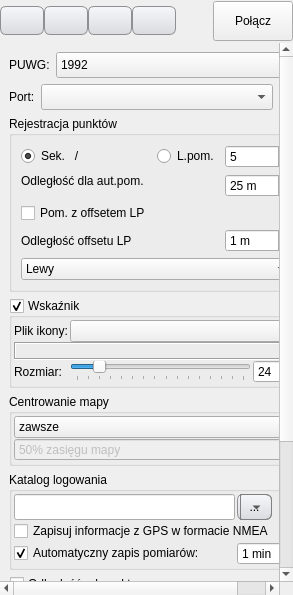
This is Ui_GPSTracker.ui in gis-support/gps-tracker as Qt 5 draws it before an edit. The edited form follows.
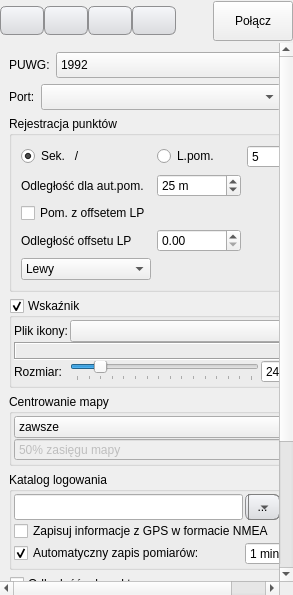
This is the edited form.

```diff
--- a/Ui_GPSTracker.ui
+++ b/Ui_GPSTracker.ui
@@ -1088,7 +1088,7 @@
             <rect>
              <x>0</x>
              <y>0</y>
-             <width>276</width>
+             <width>297</width>
              <height>651</height>
             </rect>
            </property>
@@ -1221,61 +1221,6 @@
                <string>Rejestracja punktów</string>
               </property>
               <layout class="QGridLayout" name="gridLayout">
-               <item row="0" column="1">
-                <widget class="QRadioButton" name="rbShotsAverage">
-                 <property name="sizePolicy">
-                  <sizepolicy hsizetype="Maximum" vsizetype="Fixed">
-                   <horstretch>0</horstretch>
-                   <verstretch>0</verstretch>
-                  </sizepolicy>
-                 </property>
-                 <property name="toolTip">
-                  <string>Średnia z określonej liczby pomiarów</string>
-                 </property>
-                 <property name="text">
-                  <string>L.pom.</string>
-                 </property>
-                </widget>
-               </item>
-               <item row="4" column="0" colspan="2">
-                <widget class="QLabel" name="label_2">
-                 <property name="text">
-                  <string>Odległość offsetu LP</string>
-                 </property>
-                </widget>
-               </item>
-               <item row="4" column="2">
-                <widget class="QSpinBox" name="sbOffsetDist">
-                 <property name="suffix">
-                  <string> m</string>
-                 </property>
-                 <property name="minimum">
-                  <number>1</number>
-                 </property>
-                 <property name="maximum">
-                  <number>999</number>
-                 </property>
-                 <property name="value">
-                  <number>1</number>
-                 </property>
-                </widget>
-               </item>
-               <item row="1" column="2" rowspan="2">
-                <widget class="QSpinBox" name="sbMeasureDistance">
-                 <property name="suffix">
-                  <string> m</string>
-                 </property>
-                 <property name="minimum">
-                  <number>1</number>
-                 </property>
-                 <property name="maximum">
-                  <number>999</number>
-                 </property>
-                 <property name="value">
-                  <number>25</number>
-                 </property>
-                </widget>
-               </item>
                <item row="0" column="0">
                 <widget class="QRadioButton" name="rbTimeAverage">
                  <property name="sizePolicy">
@@ -1295,18 +1240,20 @@
                  </property>
                 </widget>
                </item>
-               <item row="6" column="0" colspan="3">
-                <widget class="QComboBox" name="cmbOffsetDirection">
-                 <item>
-                  <property name="text">
-                   <string>Lewy</string>
-                  </property>
-                 </item>
-                 <item>
-                  <property name="text">
-                   <string>Prawy</string>
-                  </property>
-                 </item>
+               <item row="0" column="1">
+                <widget class="QRadioButton" name="rbShotsAverage">
+                 <property name="sizePolicy">
+                  <sizepolicy hsizetype="Maximum" vsizetype="Fixed">
+                   <horstretch>0</horstretch>
+                   <verstretch>0</verstretch>
+                  </sizepolicy>
+                 </property>
+                 <property name="toolTip">
+                  <string>Średnia z określonej liczby pomiarów</string>
+                 </property>
+                 <property name="text">
+                  <string>L.pom.</string>
+                 </property>
                 </widget>
                </item>
                <item row="0" column="2">
@@ -1322,20 +1269,73 @@
                  </property>
                 </widget>
                </item>
-               <item row="1" column="0" colspan="2">
+               <item row="1" column="0">
                 <widget class="QLabel" name="label">
                  <property name="text">
                   <string>Odległość dla aut.pom.</string>
                  </property>
                 </widget>
                </item>
-               <item row="3" column="0">
+               <item row="2" column="0">
                 <widget class="QCheckBox" name="cbOffsetMeasure">
                  <property name="text">
                   <string>Pom. z offsetem LP</string>
                  </property>
                 </widget>
                </item>
+               <item row="3" column="0">
+                <widget class="QLabel" name="label_2">
+                 <property name="text">
+                  <string>Odległość offsetu LP</string>
+                 </property>
+                </widget>
+               </item>
+               <item row="4" column="0">
+                <widget class="QComboBox" name="cmbOffsetDirection">
+                 <item>
+                  <property name="text">
+                   <string>Lewy</string>
+                  </property>
+                 </item>
+                 <item>
+                  <property name="text">
+                   <string>Prawy</string>
+                  </property>
+                 </item>
+                </widget>
+               </item>
+               <item row="3" column="1">
+                <widget class="QDoubleSpinBox" name="sbOffsetDist">
+                 <property name="sizePolicy">
+                  <sizepolicy hsizetype="Minimum" vsizetype="Fixed">
+                   <horstretch>0</horstretch>
+                   <verstretch>0</verstretch>
+                  </sizepolicy>
+                 </property>
+                 <property name="decimals">
+                  <number>2</number>
+                 </property>
+                 <property name="maximum">
+                  <double>1000000.000000000000000</double>
+                 </property>
+                </widget>
+               </item>
+               <item row="1" column="1">
+                <widget class="QSpinBox" name="sbMeasureDistance">
+                 <property name="suffix">
+                  <string> m</string>
+                 </property>
+                 <property name="minimum">
+                  <number>1</number>
+                 </property>
+                 <property name="maximum">
+                  <number>999</number>
+                 </property>
+                 <property name="value">
+                  <number>25</number>
+                 </property>
+                </widget>
+               </item>
               </layout>
              </widget>
             </item>
```
